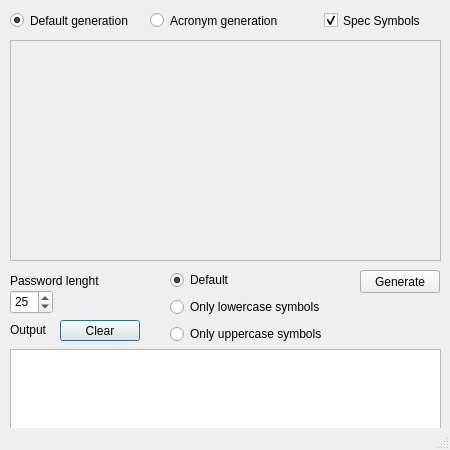
First picture: the form in passwordgenerator.ui, repository dlev4060/passgen, before the edit.
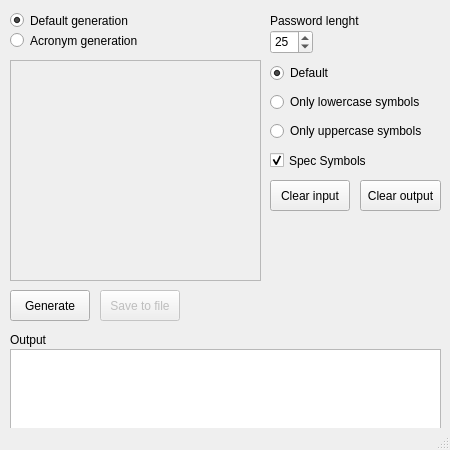
Second picture: the form after the edit. Icons and pictures are not drawn.

Commit message: Changed program interface

Patch:
```diff
--- a/passwordgenerator.ui
+++ b/passwordgenerator.ui
@@ -60,9 +60,9 @@
     <property name="geometry">
      <rect>
       <x>10</x>
-      <y>314</y>
+      <y>330</y>
       <width>51</width>
-      <height>31</height>
+      <height>20</height>
      </rect>
     </property>
     <property name="text">
@@ -72,8 +72,8 @@
    <widget class="QRadioButton" name="AcronymGenerationRB">
     <property name="geometry">
      <rect>
-      <x>150</x>
-      <y>10</y>
+      <x>10</x>
+      <y>30</y>
       <width>151</width>
       <height>21</height>
      </rect>
@@ -89,8 +89,8 @@
     <property name="geometry">
      <rect>
       <x>10</x>
-      <y>40</y>
-      <width>431</width>
+      <y>60</y>
+      <width>251</width>
       <height>221</height>
      </rect>
     </property>
@@ -98,10 +98,10 @@
    <widget class="QPushButton" name="GenerateBtn">
     <property name="geometry">
      <rect>
-      <x>360</x>
-      <y>270</y>
+      <x>10</x>
+      <y>290</y>
       <width>80</width>
-      <height>23</height>
+      <height>31</height>
      </rect>
     </property>
     <property name="cursor">
@@ -120,8 +120,8 @@
    <widget class="QCheckBox" name="specSymbols">
     <property name="geometry">
      <rect>
-      <x>324</x>
-      <y>10</y>
+      <x>270</x>
+      <y>150</y>
       <width>111</width>
       <height>21</height>
      </rect>
@@ -136,8 +136,8 @@
    <widget class="QSpinBox" name="lenghtLB">
     <property name="geometry">
      <rect>
-      <x>10</x>
-      <y>290</y>
+      <x>270</x>
+      <y>30</y>
       <width>43</width>
       <height>24</height>
      </rect>
@@ -152,10 +152,10 @@
    <widget class="QLabel" name="label_2">
     <property name="geometry">
      <rect>
-      <x>10</x>
-      <y>270</y>
+      <x>270</x>
+      <y>11</y>
       <width>101</width>
-      <height>21</height>
+      <height>20</height>
      </rect>
     </property>
     <property name="text">
@@ -165,10 +165,10 @@
    <widget class="QWidget" name="verticalLayoutWidget">
     <property name="geometry">
      <rect>
-      <x>170</x>
-      <y>269</y>
+      <x>270</x>
+      <y>60</y>
       <width>181</width>
-      <height>77</height>
+      <height>86</height>
      </rect>
     </property>
     <layout class="QVBoxLayout" name="verticalLayout">
@@ -204,14 +204,14 @@
    <widget class="QPushButton" name="clearOutputBtn">
     <property name="geometry">
      <rect>
-      <x>60</x>
-      <y>320</y>
-      <width>80</width>
-      <height>21</height>
+      <x>360</x>
+      <y>180</y>
+      <width>81</width>
+      <height>31</height>
      </rect>
     </property>
     <property name="text">
-     <string>Clear</string>
+     <string>Clear output</string>
     </property>
     <property name="checkable">
      <bool>false</bool>
@@ -220,15 +220,44 @@
      <bool>false</bool>
     </property>
     <property name="autoDefault">
-     <bool>false</bool>
+     <bool>true</bool>
     </property>
     <property name="default">
-     <bool>true</bool>
+     <bool>false</bool>
     </property>
     <property name="flat">
      <bool>false</bool>
     </property>
    </widget>
+   <widget class="QPushButton" name="clearInputBtn">
+    <property name="geometry">
+     <rect>
+      <x>270</x>
+      <y>180</y>
+      <width>80</width>
+      <height>31</height>
+     </rect>
+    </property>
+    <property name="text">
+     <string>Clear input</string>
+    </property>
+   </widget>
+   <widget class="QPushButton" name="saveToFileBtn">
+    <property name="enabled">
+     <bool>false</bool>
+    </property>
+    <property name="geometry">
+     <rect>
+      <x>100</x>
+      <y>290</y>
+      <width>80</width>
+      <height>31</height>
+     </rect>
+    </property>
+    <property name="text">
+     <string>Save to file</string>
+    </property>
+   </widget>
   </widget>
   <widget class="QMenuBar" name="menubar">
    <property name="geometry">
```
Left out of the diff: 2 changed lines with no effect on the pictures. The commit also changes 5 other files.
